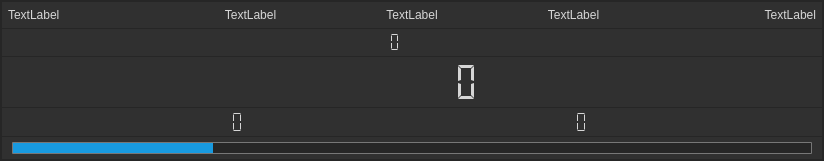
Before: the Qt Designer form LEO_sniffy/GUI/widgetdisplay.ui in jirik09/Sniffy, drawn with Qt 5.
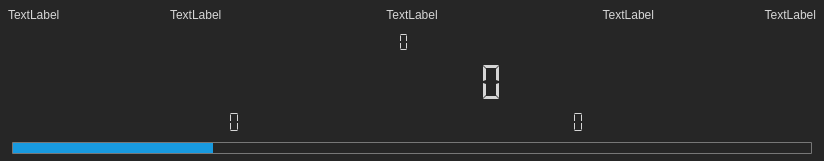
After: the same form once the commit is applied.

```diff
--- a/LEO_sniffy/GUI/widgetdisplay.ui
+++ b/LEO_sniffy/GUI/widgetdisplay.ui
@@ -124,9 +124,7 @@
             <bool>false</bool>
            </property>
            <property name="styleSheet">
-            <string notr="true">QObject{
-background-color: rgb(48, 48, 48);
-}</string>
+            <string notr="true"/>
            </property>
            <layout class="QHBoxLayout" name="horizontalLayout_labelArea">
             <property name="spacing">
@@ -181,7 +179,7 @@
                <string>TextLabel</string>
               </property>
               <property name="alignment">
-               <set>Qt::AlignCenter</set>
+               <set>Qt::AlignLeading|Qt::AlignLeft|Qt::AlignVCenter</set>
               </property>
              </widget>
             </item>
@@ -225,7 +223,7 @@
                <string>TextLabel</string>
               </property>
               <property name="alignment">
-               <set>Qt::AlignCenter</set>
+               <set>Qt::AlignRight|Qt::AlignTrailing|Qt::AlignVCenter</set>
               </property>
              </widget>
             </item>
@@ -272,9 +270,7 @@
             </size>
            </property>
            <property name="styleSheet">
-            <string notr="true">QObject{
-background-color: rgb(48, 48, 48);
-}</string>
+            <string notr="true"/>
            </property>
            <layout class="QHBoxLayout" name="horizontalLayout_avg">
             <property name="spacing">
@@ -310,7 +306,7 @@
                <enum>QFrame::NoFrame</enum>
               </property>
               <property name="digitCount">
-               <number>14</number>
+               <number>16</number>
               </property>
               <property name="segmentStyle">
                <enum>QLCDNumber::Flat</enum>
@@ -334,7 +330,7 @@
               <property name="maximumSize">
                <size>
                 <width>120</width>
-                <height>35</height>
+                <height>30</height>
                </size>
               </property>
              </widget>
@@ -357,9 +353,7 @@
             </size>
            </property>
            <property name="styleSheet">
-            <string notr="true">QObject{
-background-color: rgb(48, 48, 48);
-}</string>
+            <string notr="true"/>
            </property>
            <layout class="QHBoxLayout" name="horizontalLayout_valueAndUnit">
             <property name="spacing">
@@ -444,8 +438,8 @@
               </property>
               <property name="maximumSize">
                <size>
-                <width>120</width>
-                <height>80</height>
+                <width>70</width>
+                <height>50</height>
                </size>
               </property>
               <property name="styleSheet">
@@ -471,9 +465,7 @@
             </size>
            </property>
            <property name="styleSheet">
-            <string notr="true">QObject{
-background-color: rgb(48, 48, 48);
-}</string>
+            <string notr="true"/>
            </property>
            <layout class="QHBoxLayout" name="horizontalLayout_err">
             <property name="spacing">
@@ -507,8 +499,8 @@
               </property>
               <property name="maximumSize">
                <size>
-                <width>25</width>
-                <height>25</height>
+                <width>20</width>
+                <height>22</height>
                </size>
               </property>
              </widget>
@@ -554,8 +546,8 @@
               </property>
               <property name="maximumSize">
                <size>
-                <width>25</width>
-                <height>25</height>
+                <width>20</width>
+                <height>22</height>
                </size>
               </property>
              </widget>
@@ -592,14 +584,14 @@
               </property>
               <property name="minimumSize">
                <size>
-                <width>15</width>
+                <width>30</width>
                 <height>0</height>
                </size>
               </property>
               <property name="maximumSize">
                <size>
                 <width>120</width>
-                <height>35</height>
+                <height>30</height>
                </size>
               </property>
              </widget>
@@ -610,7 +602,7 @@
          <item>
           <widget class="QWidget" name="horizontalWidget_bar" native="true">
            <property name="sizePolicy">
-            <sizepolicy hsizetype="Expanding" vsizetype="Preferred">
+            <sizepolicy hsizetype="Expanding" vsizetype="Expanding">
              <horstretch>0</horstretch>
              <verstretch>0</verstretch>
             </sizepolicy>
@@ -640,9 +632,7 @@
             </size>
            </property>
            <property name="styleSheet">
-            <string notr="true">QObject{
-background-color: rgb(48, 48, 48);
-}</string>
+            <string notr="true"/>
            </property>
            <layout class="QHBoxLayout" name="horizontalLayout_bar">
             <property name="spacing">
```
